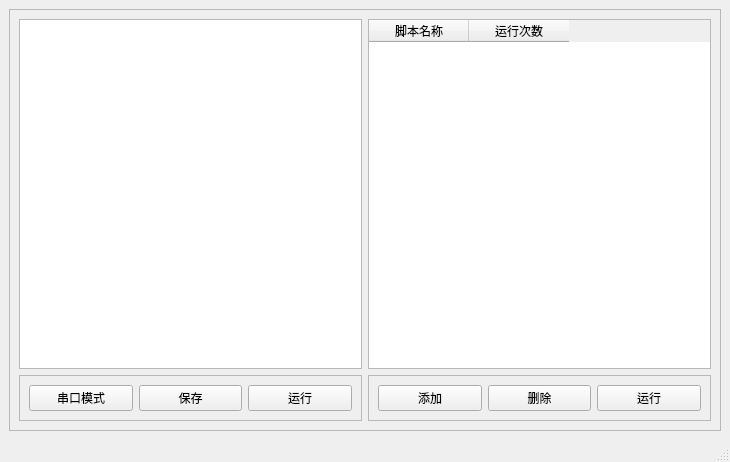
Qt form src/mainwindow.ui (lus-zzz/mouse_simulation) before a commit.
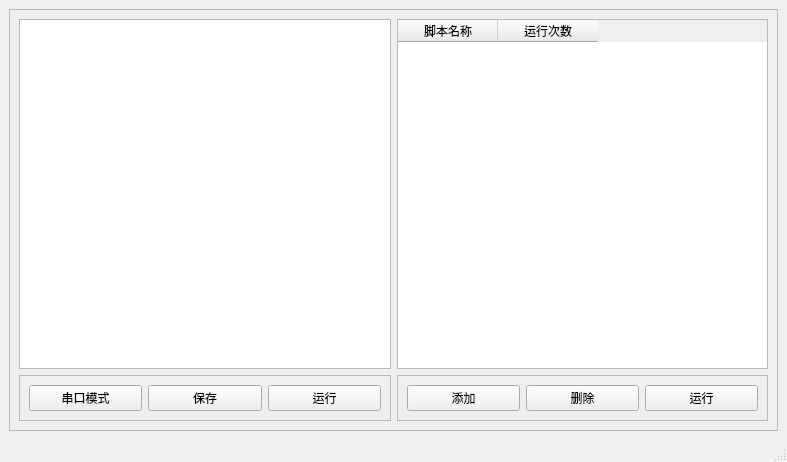
The same form after that commit.

Patch:
```diff
--- a/src/mainwindow.ui
+++ b/src/mainwindow.ui
@@ -6,7 +6,7 @@
    <rect>
     <x>0</x>
     <y>0</y>
-    <width>730</width>
+    <width>787</width>
     <height>462</height>
    </rect>
   </property>
```
Left out of the diff: 2 changed lines with no effect on the pictures.
